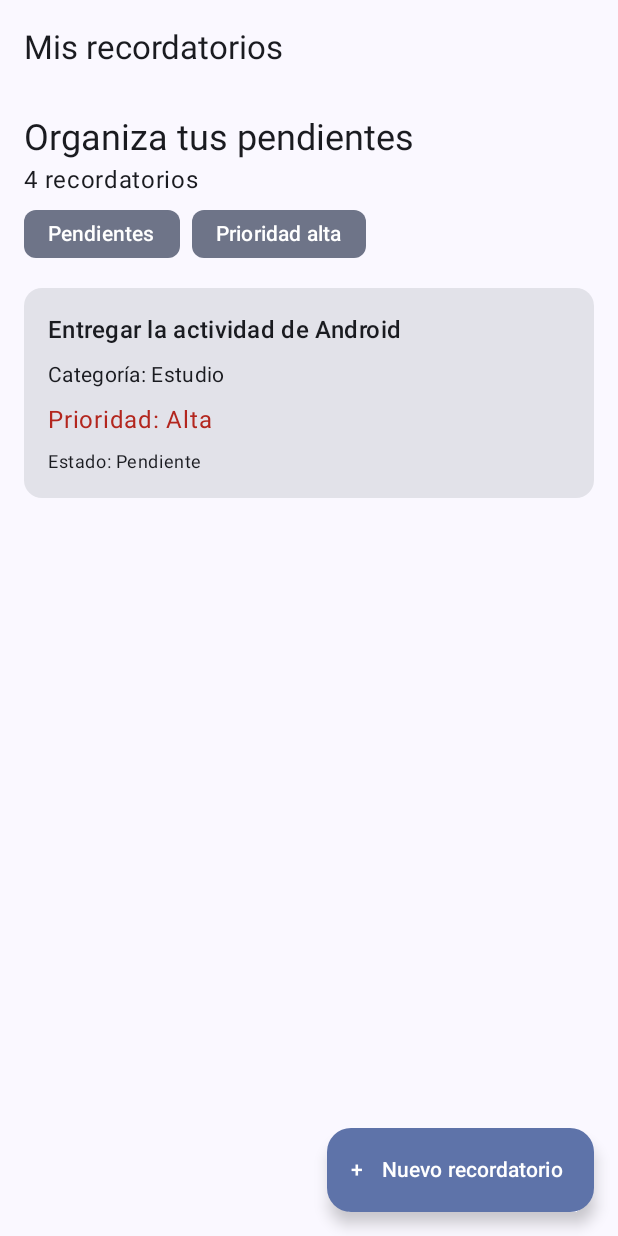
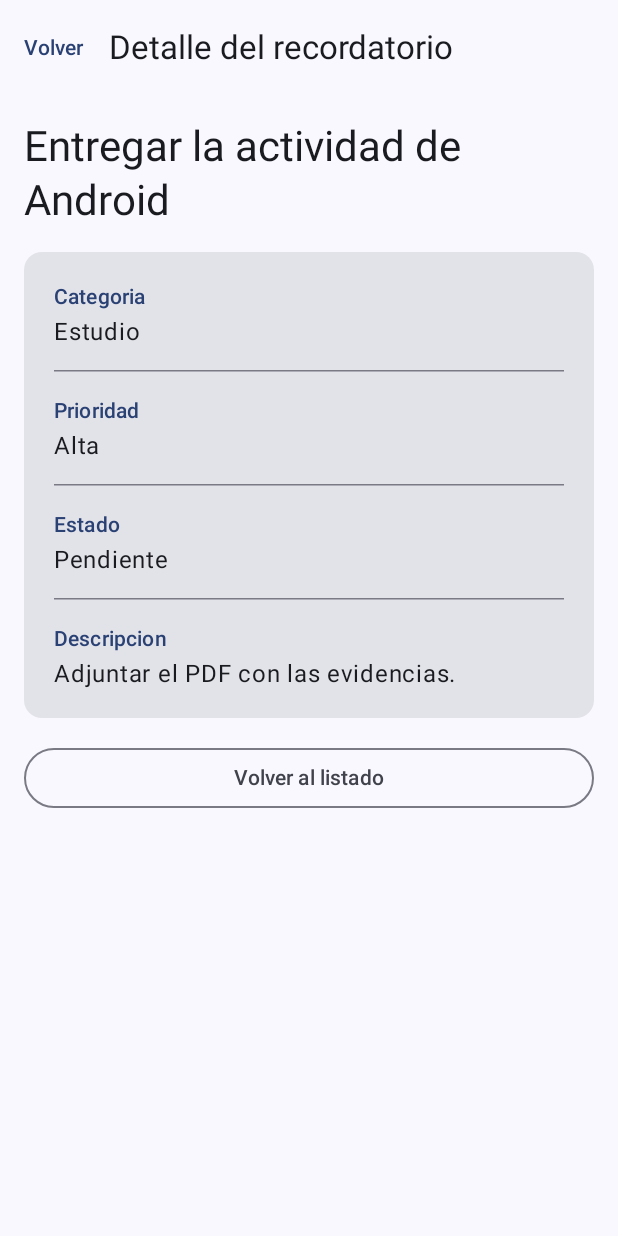
Before and after one commit to Tierrita/Programacion-movil, an Android app built with Jetpack Compose: the screen it shows after launch (MainActivity), after a tap on "Entregar la actividad de Android", on a phone screen of 412 x 824 dp. Run offline under Robolectric (Android 15) with nearby library versions, the phone set to English and light mode, and no system bars; 2 other taps on this screen came first.

Commit message:
feat: implementar formulario detalle y Navigation Compose

```diff
--- a/app/src/main/java/com/example/programacion_mobile/MainActivity.kt
+++ b/app/src/main/java/com/example/programacion_mobile/MainActivity.kt
@@ -4,7 +4,7 @@ import android.os.Bundle
 import androidx.activity.ComponentActivity
 import androidx.activity.compose.setContent
 import androidx.activity.enableEdgeToEdge
-import com.example.programacion_mobile.ui.PantallaRecordatorios
+import com.example.programacion_mobile.navigation.RecordatoriosNavHost
 import com.example.programacion_mobile.ui.theme.ProgramacionMobileTheme
 
 class MainActivity : ComponentActivity() {
@@ -13,7 +13,7 @@ class MainActivity : ComponentActivity() {
         enableEdgeToEdge()
         setContent {
             ProgramacionMobileTheme {
-                PantallaRecordatorios()
+                RecordatoriosNavHost()
             }
         }
     }
--- /dev/null
+++ b/app/src/main/java/com/example/programacion_mobile/navigation/RecordatoriosNavHost.kt
@@ -0,0 +1,85 @@
+package com.example.programacion_mobile.navigation
+
+import androidx.compose.runtime.Composable
+import androidx.compose.ui.Modifier
+import androidx.lifecycle.viewmodel.compose.viewModel
+import androidx.navigation.NavType
+import androidx.navigation.compose.NavHost
+import androidx.navigation.compose.composable
+import androidx.navigation.compose.rememberNavController
+import androidx.navigation.navArgument
+import com.example.programacion_mobile.ui.PantallaRecordatorios
+import com.example.programacion_mobile.ui.PantallaCrearRecordatorio
+import com.example.programacion_mobile.ui.PantallaDetalleRecordatorio
+import com.example.programacion_mobile.viewmodel.RecordatoriosViewModel
+
+object Rutas {
+    const val LISTADO = "recordatorios"
+    const val CREAR = "recordatorios/crear"
+    const val DETALLE = "recordatorios/detalle/{id}"
+
+    fun detalle(id: Int): String =
+        "recordatorios/detalle/$id"
+}
+
+@Composable
+fun RecordatoriosNavHost(
+    modifier: Modifier = Modifier,
+    vm: RecordatoriosViewModel = viewModel(),
+) {
+    val navController = rememberNavController()
+
+    NavHost(
+        navController = navController,
+        startDestination = Rutas.LISTADO,
+        modifier = modifier,
+    ) {
+        composable(Rutas.LISTADO) {
+            PantallaRecordatorios(
+                vm = vm,
+                onCrearRecordatorio = {
+                    vm.limpiarFormulario()
+                    navController.navigate(Rutas.CREAR) {
+                        launchSingleTop = true
+                    }
+                },
+                onRecordatorioClick = { id ->
+                    navController.navigate(Rutas.detalle(id)) {
+                        launchSingleTop = true
+                    }
+                },
+            )
+        }
+
+        composable(Rutas.CREAR) {
+            PantallaCrearRecordatorio(
+                vm = vm,
+                onGuardar = {
+                    navController.popBackStack()
+                },
+                onCancelar = {
+                    navController.popBackStack()
+                },
+            )
+        }
+
+        composable(
+            route = Rutas.DETALLE,
+            arguments = listOf(
+                navArgument("id") {
+                    type = NavType.IntType
+                }
+            ),
+        ) { entrada ->
+            val id = entrada.arguments?.getInt("id") ?: -1
+
+            PantallaDetalleRecordatorio(
+                id = id,
+                vm = vm,
+                onVolver = {
+                    navController.popBackStack()
+                },
+            )
+        }
+    }
+}
--- /dev/null
+++ b/app/src/main/java/com/example/programacion_mobile/ui/PantallaDetalleRecordatorio.kt
@@ -0,0 +1,175 @@
+package com.example.programacion_mobile.ui
+
+import androidx.compose.foundation.layout.*
+import androidx.compose.foundation.rememberScrollState
+import androidx.compose.foundation.verticalScroll
+import androidx.compose.material3.*
+import androidx.compose.runtime.*
+import androidx.compose.ui.Alignment
+import androidx.compose.ui.Modifier
+import androidx.compose.ui.unit.dp
+import androidx.lifecycle.compose.collectAsStateWithLifecycle
+import com.example.programacion_mobile.data.RecordatoriosSimulados
+import com.example.programacion_mobile.ui.components.EstadoPantalla
+import com.example.programacion_mobile.viewmodel.DetalleUiState
+import com.example.programacion_mobile.viewmodel.RecordatoriosViewModel
+
+@Composable
+fun PantallaDetalleRecordatorio(
+    id: Int,
+    vm: RecordatoriosViewModel,
+    onVolver: () -> Unit,
+    modifier: Modifier = Modifier,
+) {
+    val estado by vm.detalle.collectAsStateWithLifecycle()
+
+    LaunchedEffect(id) {
+        vm.cargarDetalle(id)
+    }
+
+    DetalleRecordatorio(
+        estado = estado,
+        onVolver = onVolver,
+        onReintentar = { vm.cargarDetalle(id) },
+        modifier = modifier,
+    )
+}
+
+@OptIn(ExperimentalMaterial3Api::class)
+@Composable
+fun DetalleRecordatorio(
+    estado: DetalleUiState,
+    onVolver: () -> Unit,
+    onReintentar: () -> Unit,
+    modifier: Modifier = Modifier,
+) {
+    Scaffold(
+        modifier = modifier,
+        topBar = {
+            TopAppBar(
+                title = { Text("Detalle del recordatorio") },
+                navigationIcon = {
+                    TextButton(onClick = onVolver) {
+                        Text("Volver")
+                    }
+                },
+            )
+        },
+    ) { innerPadding ->
+
+        Box(
+            modifier = Modifier
+                .fillMaxSize()
+                .padding(innerPadding)
+                .padding(16.dp),
+        ) {
+            when (estado) {
+                DetalleUiState.Cargando -> {
+                    EstadoPantalla(
+                        titulo = "Cargando",
+                        mensaje = "Consultando recordatorio...",
+                        cargando = true,
+                        modifier = Modifier.align(Alignment.Center),
+                    )
+                }
+
+                is DetalleUiState.Error -> {
+                    EstadoPantalla(
+                        titulo = "Ocurrio un error",
+                        mensaje = estado.mensaje,
+                        textoAccion = "Reintentar",
+                        onAccion = onReintentar,
+                        modifier = Modifier.align(Alignment.Center),
+                    )
+                }
+
+                is DetalleUiState.Datos -> {
+                    val recordatorio = estado.recordatorio
+
+                    Column(
+                        modifier = Modifier
+                            .fillMaxSize()
+                            .verticalScroll(rememberScrollState()),
+                        verticalArrangement =
+                            Arrangement.spacedBy(16.dp),
+                    ) {
+                        Text(
+                            text = recordatorio.titulo,
+                            style = MaterialTheme.typography
+                                .headlineMedium,
+                        )
+
+                        Card(
+                            modifier = Modifier.fillMaxWidth(),
+                        ) {
+                            Column(
+                                modifier = Modifier.padding(20.dp),
+                                verticalArrangement =
+                                    Arrangement.spacedBy(16.dp),
+                            ) {
+                                DatoDetalle(
+                                    "Categoria",
+                                    RecordatoriosSimulados.etiquetas
+                                        .getValue(recordatorio.categoria)
+                                )
+
+                                HorizontalDivider()
+
+                                DatoDetalle(
+                                    "Prioridad",
+                                    recordatorio.prioridad.etiqueta,
+                                )
+
+                                HorizontalDivider()
+
+                                DatoDetalle(
+                                    "Estado",
+                                    recordatorio.estado.etiqueta,
+                                )
+
+                                HorizontalDivider()
+
+                                DatoDetalle(
+                                    "Descripcion",
+                                    recordatorio.descripcion
+                                        ?.takeIf { it.isNotBlank() }
+                                        ?: "Sin descripcion",
+                                )
+                            }
+                        }
+
+                        OutlinedButton(
+                            onClick = onVolver,
+                            modifier = Modifier.fillMaxWidth(),
+                        ) {
+                            Text("Volver al listado")
+                        }
+                    }
+                }
+            }
+        }
+    }
+}
+
+@Composable
+fun DatoDetalle(
+    etiqueta: String,
+    valor: String,
+    modifier: Modifier = Modifier,
+) {
+    Column(
+        modifier = modifier.fillMaxWidth(),
+        verticalArrangement = Arrangement.spacedBy(4.dp),
+    ) {
+        Text(
+            text = etiqueta,
+            style = MaterialTheme.typography.labelLarge,
+            color = MaterialTheme.colorScheme.primary,
+        )
+
+        Text(
+            text = valor,
+            style = MaterialTheme.typography.bodyLarge,
+        )
+    }
+}
--- a/app/src/main/java/com/example/programacion_mobile/viewmodel/RecordatoriosUiState.kt
+++ b/app/src/main/java/com/example/programacion_mobile/viewmodel/RecordatoriosUiState.kt
@@ -57,3 +57,16 @@ data class FormularioUiState(
             !guardando &&
             !guardado
 }
+
+sealed interface DetalleUiState {
+
+    data object Cargando : DetalleUiState
+
+    data class Datos(
+        val recordatorio: Recordatorio,
+    ) : DetalleUiState
+
+    data class Error(
+        val mensaje: String,
+    ) : DetalleUiState
+}
--- a/app/src/main/java/com/example/programacion_mobile/viewmodel/RecordatoriosViewModel.kt
+++ b/app/src/main/java/com/example/programacion_mobile/viewmodel/RecordatoriosViewModel.kt
@@ -147,4 +147,38 @@ class RecordatoriosViewModel(
             }
         }
     }
+
+    private val _detalle =
+        MutableStateFlow<DetalleUiState>(
+            DetalleUiState.Cargando
+        )
+
+    val detalle = _detalle.asStateFlow()
+
+    private var detalleJob: Job? = null
+
+    fun cargarDetalle(id: Int) {
+        detalleJob?.cancel()
+        _detalle.value = DetalleUiState.Cargando
+
+        detalleJob = viewModelScope.launch {
+            try {
+                val recordatorio = repository.obtenerPorId(id)
+
+                _detalle.value = if (recordatorio != null) {
+                    DetalleUiState.Datos(recordatorio)
+                } else {
+                    DetalleUiState.Error(
+                        "No se encontro el recordatorio."
+                    )
+                }
+            } catch (e: CancellationException) {
+                throw e
+            } catch (e: Exception) {
+                _detalle.value = DetalleUiState.Error(
+                    e.message ?: "Error al consultar el detalle."
+                )
+            }
+        }
+    }
 }
```
Also changed, not shown: app/src/main/java/com/example/programacion_mobile/ui/PantallaCrearRecordatorio.kt (added, +184 -0 lines), app/src/main/java/com/example/programacion_mobile/ui/components/CampoFormulario.kt (added, +40 -0 lines), app/src/main/java/com/example/programacion_mobile/ui/components/SelectorFormulario.kt (added, +51 -0 lines).
